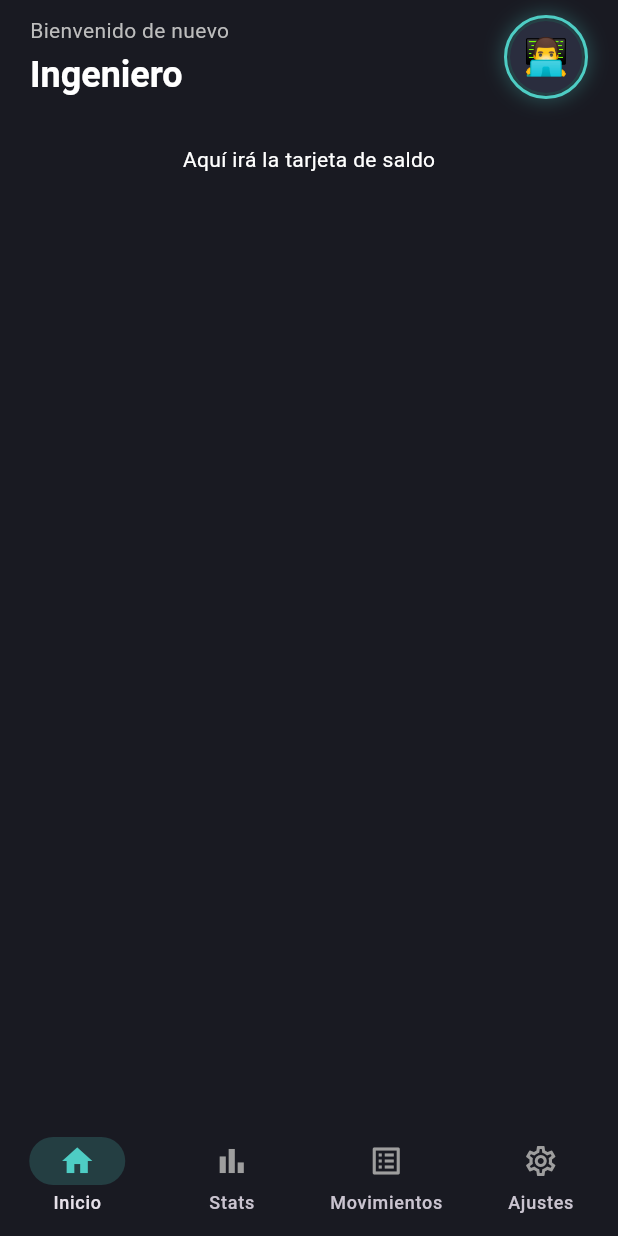
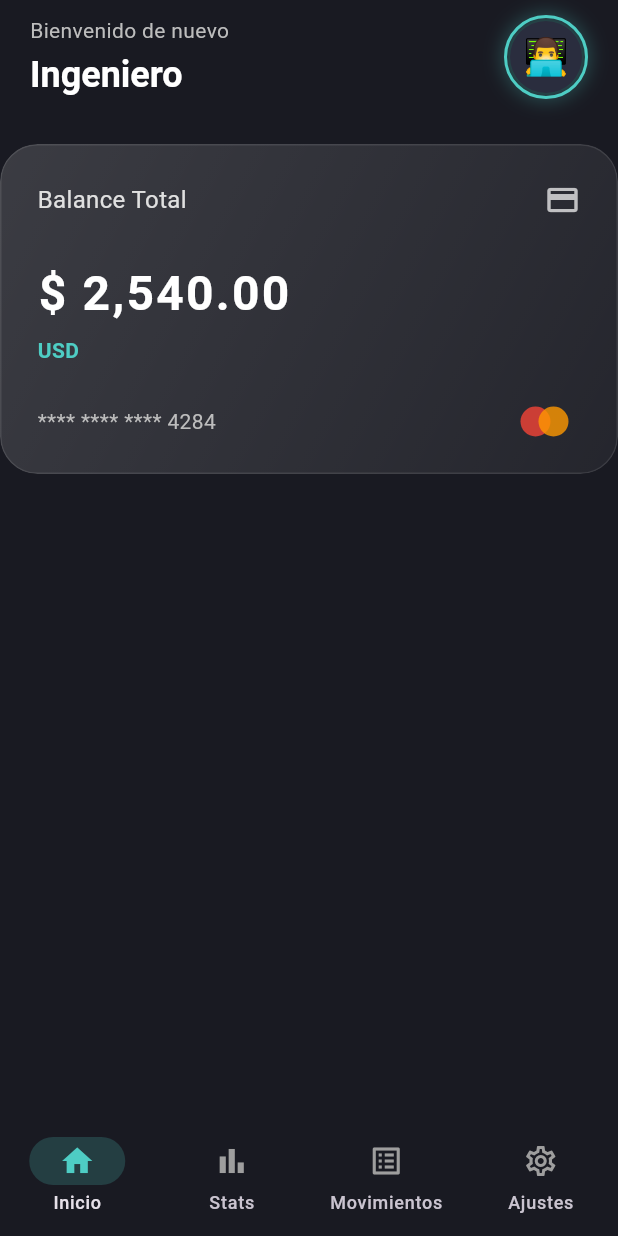
Before and after one commit to AndresCastilloPlata/balancea, a Flutter app: the screen it shows after launch, on a phone screen of 412 x 824 dp. Run offline on Flutter 3.47's test engine with Material 3 defaults, Android fonts, the phone set to English and light mode, and no system bars; our stand-ins replace go_router.

Commit message:
Feat: Creación del componente BalanceCard con estilo Glassmorphism

```diff
--- a/lib/presentation/screens/home_screen.dart
+++ b/lib/presentation/screens/home_screen.dart
@@ -1,3 +1,4 @@
+import 'package:balancea/presentation/widgets/home/balance_card.dart';
 import 'package:balancea/presentation/widgets/home/home_header.dart';
 import 'package:flutter/material.dart';
 
@@ -9,14 +10,7 @@ class HomeScreen extends StatelessWidget {
     return const Scaffold(
       body: SafeArea(
         child: Column(
-          children: [
-            HomeHeader(),
-            SizedBox(height: 20),
-            Text(
-              "Aquí irá la tarjeta de saldo",
-              style: TextStyle(color: Colors.white),
-            ),
-          ],
+          children: [HomeHeader(), SizedBox(height: 20), BalanceCard()],
         ),
       ),
     );
--- /dev/null
+++ b/lib/presentation/widgets/home/balance_card.dart
@@ -0,0 +1,119 @@
+import 'dart:ui';
+
+import 'package:flutter/material.dart';
+
+class BalanceCard extends StatelessWidget {
+  const BalanceCard({super.key});
+
+  @override
+  Widget build(BuildContext context) {
+    return SizedBox(
+      width: double.infinity,
+      height: 220,
+
+      child: Stack(
+        children: [
+          // Efecto de vidrio
+          ClipRRect(
+            borderRadius: BorderRadius.circular(25),
+            child: BackdropFilter(
+              filter: ImageFilter.blur(sigmaX: 10, sigmaY: 10),
+              child: Container(
+                decoration: BoxDecoration(
+                  borderRadius: BorderRadius.circular(25),
+                  border: Border.all(
+                    color: Colors.white.withValues(alpha: 0.1),
+                  ),
+                  // efecto brillo/reflejo
+                  gradient: LinearGradient(
+                    begin: Alignment.topLeft,
+                    end: Alignment.bottomRight,
+                    colors: [
+                      Colors.white.withValues(alpha: 0.15),
+                      Colors.white.withValues(alpha: 0.05),
+                    ],
+                  ),
+                ),
+              ),
+            ),
+          ),
+
+          // Contenido de la card
+          Padding(
+            padding: const EdgeInsets.all(25),
+            child: Column(
+              crossAxisAlignment: CrossAxisAlignment.start,
+              mainAxisAlignment: MainAxisAlignment.spaceBetween,
+              children: [
+                // Encabezado
+                Row(
+                  mainAxisAlignment: MainAxisAlignment.spaceBetween,
+                  children: [
+                    Text(
+                      'Balance Total',
+                      style: TextStyle(color: Colors.grey[300], fontSize: 16),
+                    ),
+                    const Icon(Icons.credit_card, color: Colors.white70),
+                  ],
+                ),
+
+                // Saldo
+                const Column(
+                  crossAxisAlignment: CrossAxisAlignment.start,
+                  children: [
+                    Text(
+                      '\$ 2,540.00',
+                      style: TextStyle(
+                        color: Colors.white,
+                        fontSize: 32,
+                        fontWeight: FontWeight.bold,
+                        letterSpacing: 1.5,
+                      ),
+                    ),
+                    SizedBox(height: 5),
+                    Text(
+                      'USD', // Moneda
+                      style: TextStyle(
+                        color: Color(0xFF4ECDC4),
+                        fontWeight: FontWeight.bold,
+                      ),
+                    ),
+                  ],
+                ),
+
+                // Pie de la card
+                Row(
+                  mainAxisAlignment: MainAxisAlignment.spaceBetween,
+                  children: [
+                    Text(
+                      '**** **** **** 4284',
+                      style: TextStyle(color: Colors.grey[400], fontSize: 14),
+                    ),
+                    // Círculos decorativos simulando Mastercard/Visa
+                    Row(
+                      children: [
+                        CircleAvatar(
+                          radius: 10,
+                          backgroundColor: Colors.red.withValues(alpha: 0.8),
+                        ),
+                        Transform.translate(
+                          offset: const Offset(-8, 0), // Superponer círculos
+                          child: CircleAvatar(
+                            radius: 10,
+                            backgroundColor: Colors.orange.withValues(
+                              alpha: 0.8,
+                            ),
+                          ),
+                        ),
+                      ],
+                    ),
+                  ],
+                ),
+              ],
+            ),
+          ),
+        ],
+      ),
+    );
+  }
+}
```
